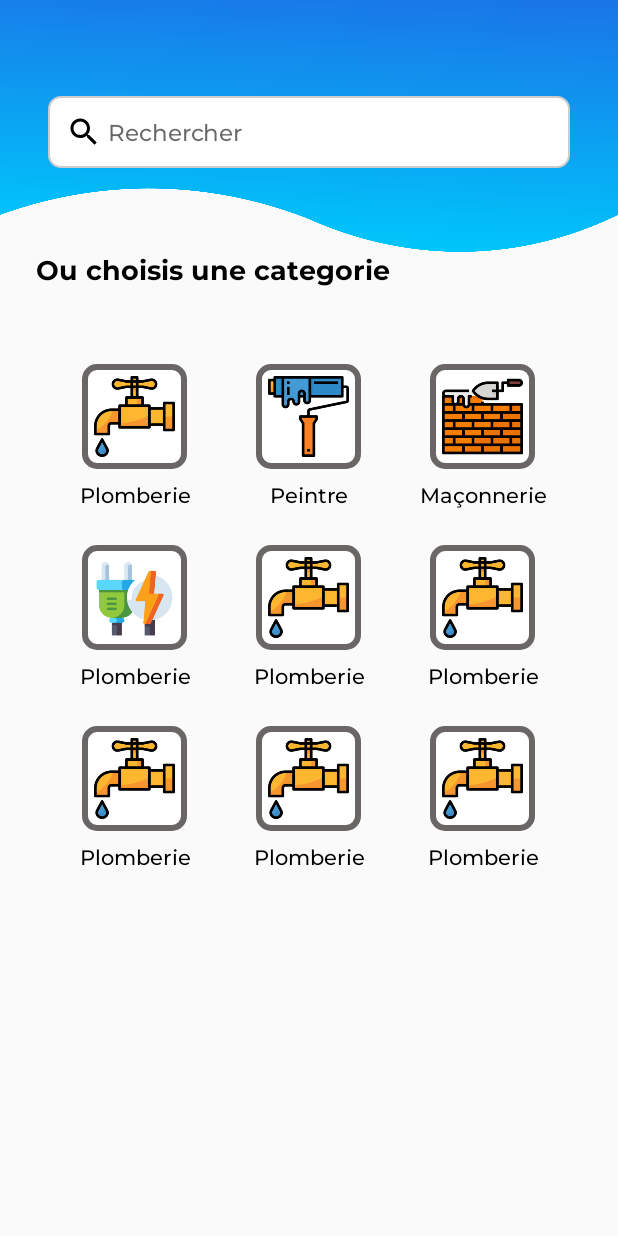
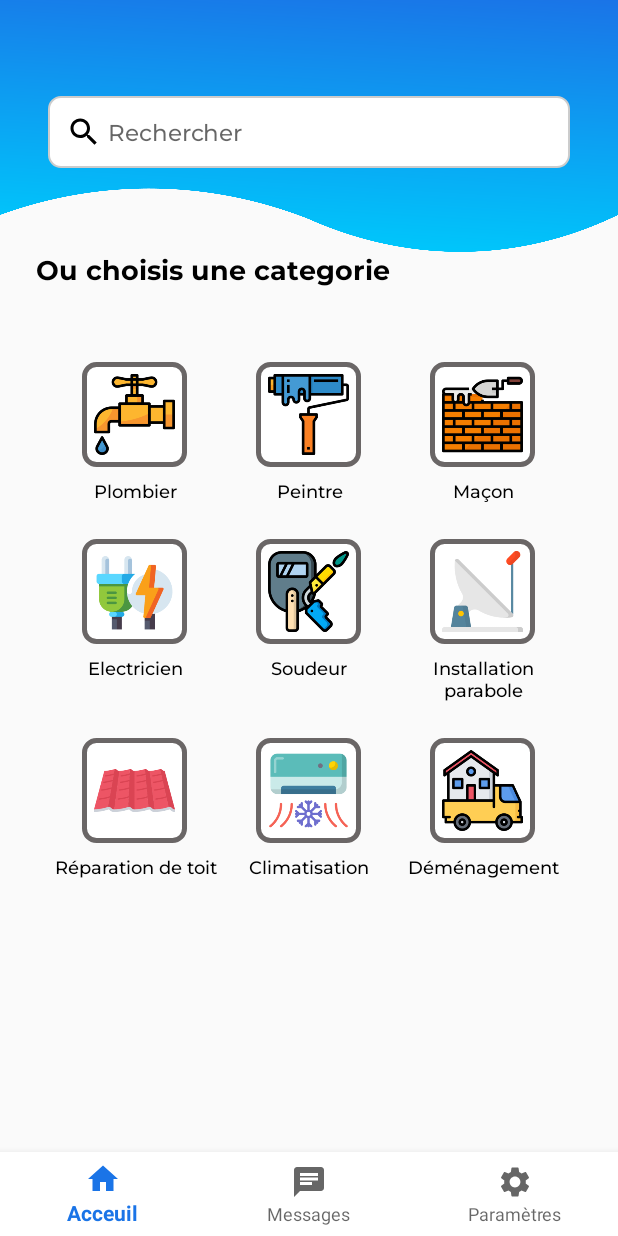
Before and after one commit to thisizsalah/Memoire-App, an Android app: the screen it shows after launch (MainActivity), on a phone screen of 412 x 824 dp. Run offline under Robolectric (Android 15) with nearby library versions, the phone set to English and light mode, and no system bars.

Commit message:
2nd push

```diff
--- /dev/null
+++ b/app/src/main/res/drawable/ic_home.xml
@@ -0,0 +1,5 @@
+<vector android:height="24dp" android:tint="#000000"
+    android:viewportHeight="24" android:viewportWidth="24"
+    android:width="24dp" xmlns:android="http://schemas.android.com/apk/res/android">
+    <path android:fillColor="@android:color/white" android:pathData="M10,20v-6h4v6h5v-8h3L12,3 2,12h3v8z"/>
+</vector>
--- /dev/null
+++ b/app/src/main/res/drawable/ic_messages.xml
@@ -0,0 +1,5 @@
+<vector android:autoMirrored="true" android:height="24dp"
+    android:tint="#000000" android:viewportHeight="24"
+    android:viewportWidth="24" android:width="24dp" xmlns:android="http://schemas.android.com/apk/res/android">
+    <path android:fillColor="@android:color/white" android:pathData="M20,2L4,2c-1.1,0 -1.99,0.9 -1.99,2L2,22l4,-4h14c1.1,0 2,-0.9 2,-2L22,4c0,-1.1 -0.9,-2 -2,-2zM6,9h12v2L6,11L6,9zM14,14L6,14v-2h8v2zM18,8L6,8L6,6h12v2z"/>
+</vector>
--- /dev/null
+++ b/app/src/main/res/drawable/ic_settings.xml
@@ -0,0 +1,5 @@
+<vector android:height="24dp" android:tint="#000000"
+    android:viewportHeight="24" android:viewportWidth="24"
+    android:width="24dp" xmlns:android="http://schemas.android.com/apk/res/android">
+    <path android:fillColor="@android:color/white" android:pathData="M19.14,12.94c0.04,-0.3 0.06,-0.61 0.06,-0.94c0,-0.32 -0.02,-0.64 -0.07,-0.94l2.03,-1.58c0.18,-0.14 0.23,-0.41 0.12,-0.61l-1.92,-3.32c-0.12,-0.22 -0.37,-0.29 -0.59,-0.22l-2.39,0.96c-0.5,-0.38 -1.03,-0.7 -1.62,-0.94L14.4,2.81c-0.04,-0.24 -0.24,-0.41 -0.48,-0.41h-3.84c-0.24,0 -0.43,0.17 -0.47,0.41L9.25,5.35C8.66,5.59 8.12,5.92 7.63,6.29L5.24,5.33c-0.22,-0.08 -0.47,0 -0.59,0.22L2.74,8.87C2.62,9.08 2.66,9.34 2.86,9.48l2.03,1.58C4.84,11.36 4.8,11.69 4.8,12s0.02,0.64 0.07,0.94l-2.03,1.58c-0.18,0.14 -0.23,0.41 -0.12,0.61l1.92,3.32c0.12,0.22 0.37,0.29 0.59,0.22l2.39,-0.96c0.5,0.38 1.03,0.7 1.62,0.94l0.36,2.54c0.05,0.24 0.24,0.41 0.48,0.41h3.84c0.24,0 0.44,-0.17 0.47,-0.41l0.36,-2.54c0.59,-0.24 1.13,-0.56 1.62,-0.94l2.39,0.96c0.22,0.08 0.47,0 0.59,-0.22l1.92,-3.32c0.12,-0.22 0.07,-0.47 -0.12,-0.61L19.14,12.94zM12,15.6c-1.98,0 -3.6,-1.62 -3.6,-3.6s1.62,-3.6 3.6,-3.6s3.6,1.62 3.6,3.6S13.98,15.6 12,15.6z"/>
+</vector>
--- a/app/src/main/res/drawable/main_icon_bckgrnd.xml
+++ b/app/src/main/res/drawable/main_icon_bckgrnd.xml
@@ -4,7 +4,7 @@
     <solid android:color="@color/white"/>
     <corners android:radius="8dp"/>
     <stroke android:color="#6A6666"
-        android:width="4dp"/>
+        android:width="3dp"/>
 
 
 </shape>
--- a/app/src/main/res/layout/activity_main.xml
+++ b/app/src/main/res/layout/activity_main.xml
@@ -9,12 +9,12 @@
     <LinearLayout
         android:layout_width="match_parent"
         android:layout_height="0dp"
+        android:background="@drawable/gradient"
         android:orientation="horizontal"
         app:layout_constraintBottom_toTopOf="@+id/textView"
         app:layout_constraintEnd_toEndOf="parent"
         app:layout_constraintStart_toStartOf="parent"
-        app:layout_constraintTop_toTopOf="parent"
-        android:background="@drawable/gradient"></LinearLayout>
+        app:layout_constraintTop_toTopOf="parent"></LinearLayout>
 
     <EditText
         android:id="@+id/Recherche_bar"
@@ -89,10 +89,10 @@
                     android:layout_height="wrap_content"
                     android:layout_marginBottom="16dp"
                     android:fontFamily="@font/montserrat_medium"
-                    android:text="Plomberie"
+                    android:text="Plombier"
                     android:textAlignment="center"
                     android:textColor="@color/black"
-                    android:textSize="14sp" />
+                    android:textSize="12sp" />
             </LinearLayout>
 
             <LinearLayout
@@ -120,7 +120,7 @@
                     android:text="Peintre"
                     android:textAlignment="center"
                     android:textColor="@color/black"
-                    android:textSize="14sp" />
+                    android:textSize="12sp" />
             </LinearLayout>
 
             <LinearLayout
@@ -145,10 +145,10 @@
                     android:layout_height="wrap_content"
                     android:layout_marginBottom="16dp"
                     android:fontFamily="@font/montserrat_medium"
-                    android:text="Maçonnerie"
+                    android:text="Maçon"
                     android:textAlignment="center"
                     android:textColor="@color/black"
-                    android:textSize="14sp" />
+                    android:textSize="12sp" />
             </LinearLayout>
 
         </LinearLayout>
@@ -180,10 +180,10 @@
                     android:layout_height="wrap_content"
                     android:layout_marginBottom="16dp"
                     android:fontFamily="@font/montserrat_medium"
-                    android:text="Plomberie"
+                    android:text="Electricien"
                     android:textAlignment="center"
                     android:textColor="@color/black"
-                    android:textSize="14sp" />
+                    android:textSize="12sp" />
             </LinearLayout>
 
             <LinearLayout
@@ -200,7 +200,7 @@
                     android:layout_margin="8dp"
                     android:background="@drawable/main_icon_bckgrnd"
                     android:padding="8dp"
-                    app:srcCompat="@drawable/water" />
+                    app:srcCompat="@drawable/welding" />
 
                 <TextView
                     android:id="@+id/textView10"
@@ -208,10 +208,10 @@
                     android:layout_height="wrap_content"
                     android:layout_marginBottom="16dp"
                     android:fontFamily="@font/montserrat_medium"
-                    android:text="Plomberie"
+                    android:text="Soudeur"
                     android:textAlignment="center"
                     android:textColor="@color/black"
-                    android:textSize="14sp" />
+                    android:textSize="12sp" />
             </LinearLayout>
 
             <LinearLayout
@@ -228,7 +228,7 @@
                     android:layout_margin="8dp"
                     android:background="@drawable/main_icon_bckgrnd"
                     android:padding="8dp"
-                    app:srcCompat="@drawable/water" />
+                    app:srcCompat="@drawable/satellite_dish" />
 
                 <TextView
                     android:id="@+id/textView10"
@@ -236,10 +236,10 @@
                     android:layout_height="wrap_content"
                     android:layout_marginBottom="16dp"
                     android:fontFamily="@font/montserrat_medium"
-                    android:text="Plomberie"
+                    android:text="Installation parabole"
                     android:textAlignment="center"
                     android:textColor="@color/black"
-                    android:textSize="14sp" />
+                    android:textSize="12sp" />
             </LinearLayout>
 
         </LinearLayout>
@@ -263,7 +263,7 @@
                     android:layout_margin="8dp"
                     android:background="@drawable/main_icon_bckgrnd"
                     android:padding="8dp"
-                    app:srcCompat="@drawable/water" />
+                    app:srcCompat="@drawable/roof" />
 
                 <TextView
                     android:id="@+id/textView10"
@@ -271,10 +271,10 @@
                     android:layout_height="wrap_content"
                     android:layout_marginBottom="16dp"
                     android:fontFamily="@font/montserrat_medium"
-                    android:text="Plomberie"
+                    android:text="Réparation de toit"
                     android:textAlignment="center"
                     android:textColor="@color/black"
-                    android:textSize="14sp" />
+                    android:textSize="12sp" />
             </LinearLayout>
 
             <LinearLayout
@@ -291,7 +291,7 @@
                     android:layout_margin="8dp"
                     android:background="@drawable/main_icon_bckgrnd"
                     android:padding="8dp"
-                    app:srcCompat="@drawable/water" />
+                    app:srcCompat="@drawable/air_conditioner" />
 
                 <TextView
                     android:id="@+id/textView10"
@@ -299,10 +299,10 @@
                     android:layout_height="wrap_content"
                     android:layout_marginBottom="16dp"
                     android:fontFamily="@font/montserrat_medium"
-                    android:text="Plomberie"
+                    android:text="Climatisation"
                     android:textAlignment="center"
                     android:textColor="@color/black"
-                    android:textSize="14sp" />
+                    android:textSize="12sp" />
             </LinearLayout>
 
             <LinearLayout
@@ -319,7 +319,7 @@
                     android:layout_margin="8dp"
                     android:background="@drawable/main_icon_bckgrnd"
                     android:padding="8dp"
-                    app:srcCompat="@drawable/water" />
+                    app:srcCompat="@drawable/moving_truck" />
 
                 <TextView
                     android:id="@+id/textView10"
@@ -327,14 +327,25 @@
                     android:layout_height="wrap_content"
                     android:layout_marginBottom="16dp"
                     android:fontFamily="@font/montserrat_medium"
-                    android:text="Plomberie"
+                    android:text="Déménagement"
                     android:textAlignment="center"
                     android:textColor="@color/black"
-                    android:textSize="14sp" />
+                    android:textSize="12sp" />
             </LinearLayout>
 
         </LinearLayout>
 
     </LinearLayout>
 
+    <com.google.android.material.bottomnavigation.BottomNavigationView
+        android:layout_width="0dp"
+        android:layout_height="wrap_content"
+        app:layout_constraintBottom_toBottomOf="parent"
+        app:layout_constraintEnd_toEndOf="parent"
+        app:layout_constraintHorizontal_bias="0.5"
+        app:layout_constraintStart_toStartOf="parent"
+        android:background="@color/white"
+        app:menu="@menu/bottom_nav_menu"
+        />
+
 </androidx.constraintlayout.widget.ConstraintLayout>
--- /dev/null
+++ b/app/src/main/res/menu/bottom_nav_menu.xml
@@ -0,0 +1,16 @@
+<?xml version="1.0" encoding="utf-8"?>
+<menu xmlns:android="http://schemas.android.com/apk/res/android">
+
+    <item
+        android:title="Acceuil"
+        android:icon="@drawable/ic_home"
+        android:id="@+id/Acceuil" />
+    <item
+        android:title="Messages"
+        android:icon="@drawable/ic_messages"
+        android:id="@+id/Messages"/>
+    <item
+        android:title="Paramètres"
+        android:icon="@drawable/ic_settings"
+        android:id="@+id/Paramètres"/>
+</menu>
--- a/app/src/main/res/values/colors.xml
+++ b/app/src/main/res/values/colors.xml
@@ -8,5 +8,7 @@
     <color name="black">#FF000000</color>
     <color name="white">#FFFFFFFF</color>
     <color name="blue">#337EDE</color>
+    <color name="blue2">#1A74E7</color>
+
 
 </resources>
--- a/app/src/main/res/values/themes.xml
+++ b/app/src/main/res/values/themes.xml
@@ -2,7 +2,7 @@
     <!-- Base application theme. -->
     <style name="Theme.MSDZTest" parent="Theme.AppCompat.Light.NoActionBar">
         <!-- Primary brand color. -->
-        <item name="colorPrimary">@color/purple_500</item>
+        <item name="colorPrimary">@color/blue2</item>
         <item name="colorPrimaryVariant">@color/purple_700</item>
         <item name="colorOnPrimary">@color/white</item>
         <!-- Secondary brand color. -->
@@ -10,7 +10,7 @@
         <item name="colorSecondaryVariant">@color/teal_700</item>
         <item name="colorOnSecondary">@color/black</item>
         <!-- Status bar color. -->
-        <item name="android:statusBarColor">?attr/colorPrimaryVariant</item>
+        <item name="android:statusBarColor">@color/blue2</item>
         <!-- Customize your theme here. -->
     </style>
 </resources>
```
